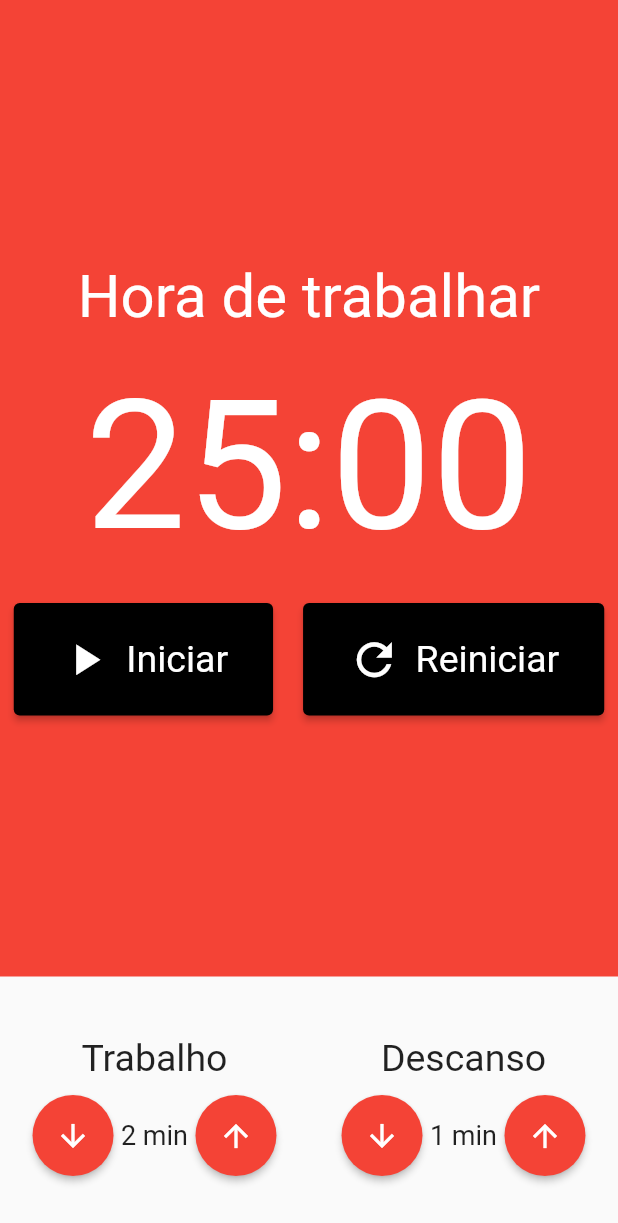
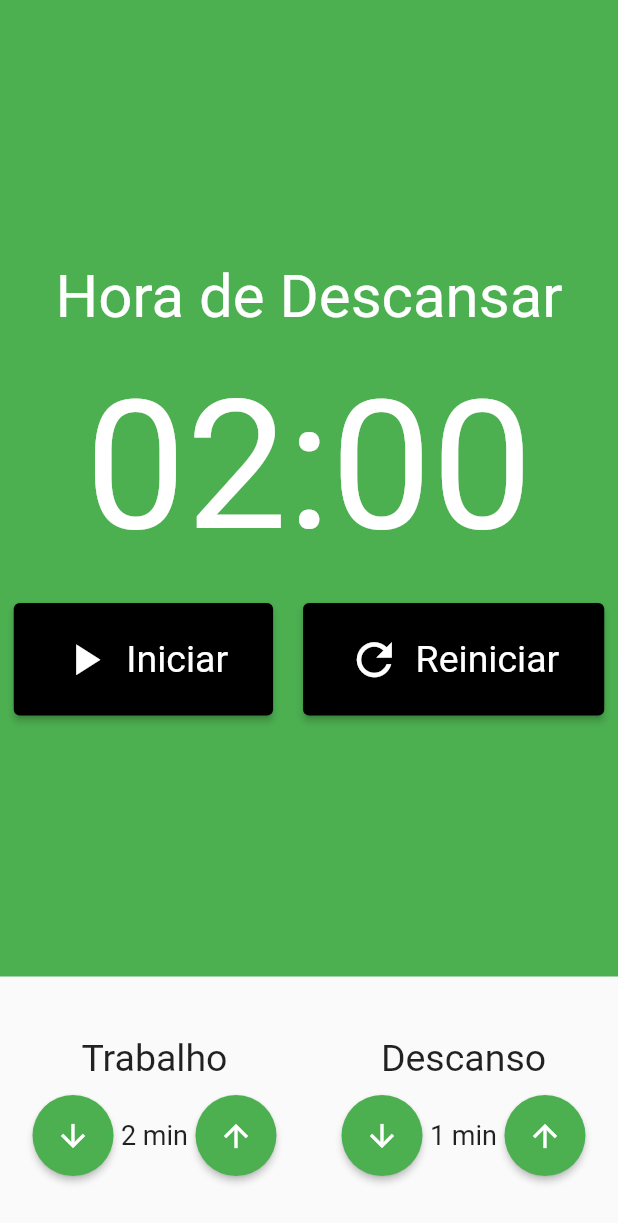
Before and after one commit to souzap371/pomodoro_app, a Flutter app: the screen it shows after launch, on a phone screen of 412 x 824 dp. Shown: the top 1223 px of the screen. Run offline on Flutter 3.47's test engine with Material 2 defaults, Android fonts, the phone set to English and light mode, and no system bars; our stand-ins replace flutter_mobx, mobx; generated files the repository leaves out were written again.

```diff
--- a/lib/components/cronometro.dart
+++ b/lib/components/cronometro.dart
@@ -1,20 +1,26 @@
 import 'package:flutter/src/widgets/container.dart';
 import 'package:flutter/src/widgets/framework.dart';
 import 'package:flutter/material.dart';
+import 'package:flutter_mobx/flutter_mobx.dart';
+import 'package:mobx/mobx.dart';
 import 'package:pomodoro/components/cronometroBotao.dart';
+import 'package:pomodoro/store/pomodoro.store.dart';
+import 'package:provider/provider.dart';
 
 class Cronometro extends StatelessWidget {
   const Cronometro({super.key});
 
   @override
   Widget build(BuildContext context) {
+    final store = Provider.of<PomodoroStore>(context);
+
     return Container(
-      color: Colors.red,
+      color: store.estaTrabalhando() ? Colors.red : Colors.green,
       child: Column(
         mainAxisAlignment: MainAxisAlignment.center,
         children: [
           Text(
-            'Hora de trabalhar',
+            store.estaTrabalhando() ? 'Hora de Trabalhar' : 'Hora de Descansar',
             style: TextStyle(
               fontSize: 40,
               color: Colors.white,
@@ -22,38 +28,45 @@ class Cronometro extends StatelessWidget {
           ),
           SizedBox(height: 20),
           Text(
-            '25:00',
+            '${store.minutos.toString().padLeft(2, '0')}:${store.segundos.toString().padLeft(2, '0')}',
             style: TextStyle(
               fontSize: 120,
               color: Colors.white,
             ),
           ),
           SizedBox(height: 20),
-          Row(
+          Observer(
+            builder: (_) => Row(
               mainAxisAlignment: MainAxisAlignment.center,
               children: [
+                if (!store.iniciado)
                   Padding(
                     padding: const EdgeInsets.only(right: 10),
                     child: CronometroBotao(
                       texto: 'Iniciar',
                       icone: Icons.play_arrow,
+                      click: store.iniciar,
                     ),
                   ),
-              /* Padding(
+                if (store.iniciado)
+                  Padding(
                     padding: const EdgeInsets.only(right: 10),
                     child: CronometroBotao(
                       texto: 'Parar',
                       icone: Icons.stop,
+                      click: store.parar,
                     ),
-              ), */
+                  ),
                 Padding(
                   padding: const EdgeInsets.only(left: 10),
                   child: CronometroBotao(
                     texto: 'Reiniciar',
                     icone: Icons.refresh,
+                    click: store.reiniciar,
                   ),
                 ),
               ],
+            ),
           ),
         ],
       ),
--- a/lib/components/cronometroBotao.dart
+++ b/lib/components/cronometroBotao.dart
@@ -5,11 +5,13 @@ import 'package:flutter/material.dart';
 class CronometroBotao extends StatelessWidget {
   final String texto;
   final IconData icone;
+  final void Function()? click;
 
   const CronometroBotao({
     Key? key,
     required this.texto,
     required this.icone,
+    this.click,
   }) : super(key: key);
 
   @override
@@ -25,7 +27,7 @@ class CronometroBotao extends StatelessWidget {
           fontSize: 25,
         ),
       ),
-      onPressed: () {},
+      onPressed: click,
       child: Row(
         children: [
           Padding(
--- a/lib/components/entradaTempo.dart
+++ b/lib/components/entradaTempo.dart
@@ -1,19 +1,27 @@
 import 'package:flutter/src/widgets/container.dart';
 import 'package:flutter/src/widgets/framework.dart';
 import 'package:flutter/material.dart';
+import 'package:pomodoro/store/pomodoro.store.dart';
+import 'package:provider/provider.dart';
 
 class EntradaTempo extends StatelessWidget {
   final String titulo;
   final int valor;
+  final void Function()? inc;
+  final void Function()? dec;
 
   const EntradaTempo({
     Key? key,
     required this.titulo,
     required this.valor,
+    this.inc,
+    this.dec,
   }) : super(key: key);
 
   @override
   Widget build(BuildContext context) {
+    final store = Provider.of<PomodoroStore>(context);
+
     return Column(
       crossAxisAlignment: CrossAxisAlignment.center,
       children: [
@@ -28,7 +36,7 @@ class EntradaTempo extends StatelessWidget {
           mainAxisAlignment: MainAxisAlignment.center,
           children: [
             ElevatedButton(
-              onPressed: () {},
+              onPressed: this.dec,
               child: Icon(
                 Icons.arrow_downward,
                 color: Colors.white,
@@ -36,7 +44,7 @@ class EntradaTempo extends StatelessWidget {
               style: ElevatedButton.styleFrom(
                 shape: CircleBorder(),
                 padding: EdgeInsets.all(15),
-                primary: Colors.red,
+                primary: store.estaTrabalhando() ? Colors.red : Colors.green,
               ),
             ),
             Text(
@@ -46,7 +54,7 @@ class EntradaTempo extends StatelessWidget {
               ),
             ),
             ElevatedButton(
-              onPressed: () {},
+              onPressed: this.inc,
               child: Icon(
                 Icons.arrow_upward,
                 color: Colors.white,
@@ -54,7 +62,7 @@ class EntradaTempo extends StatelessWidget {
               style: ElevatedButton.styleFrom(
                 shape: CircleBorder(),
                 padding: EdgeInsets.all(15),
-                primary: Colors.red,
+                primary: store.estaTrabalhando() ? Colors.red : Colors.green,
               ),
             ),
           ],
--- a/lib/pages/pomodoro.dart
+++ b/lib/pages/pomodoro.dart
@@ -1,6 +1,7 @@
 import 'package:flutter/src/widgets/container.dart';
 import 'package:flutter/src/widgets/framework.dart';
 import 'package:flutter/material.dart';
+import 'package:flutter_mobx/flutter_mobx.dart';
 import 'package:pomodoro/components/cronometro.dart';
 import 'package:pomodoro/components/entradaTempo.dart';
 import 'package:pomodoro/store/pomodoro.store.dart';
@@ -22,18 +23,24 @@ class Pomodoro extends StatelessWidget {
           ),
           Padding(
             padding: const EdgeInsets.symmetric(vertical: 40),
-            child: Row(
+            child: Observer(
+              builder: (_) => Row(
                 mainAxisAlignment: MainAxisAlignment.spaceAround,
                 children: [
                   EntradaTempo(
                     titulo: 'Trabalho',
                     valor: store.tempoTrabalho,
+                    inc: store.incrementarTempoTrabalho,
+                    dec: store.decrementarTempoTrabalho,
                   ),
                   EntradaTempo(
                     titulo: 'Descanso',
                     valor: store.tempoDescanso,
+                    inc: store.incrementarTempoDescanso,
+                    dec: store.decrementarTempoDescanso,
                   ),
                 ],
+              ),
             ),
           ),
         ],
```
Also changed, not shown: lib/store/pomodoro.store.dart (+38 -0 lines). Lines whose indentation alone changed are shown as unchanged.
